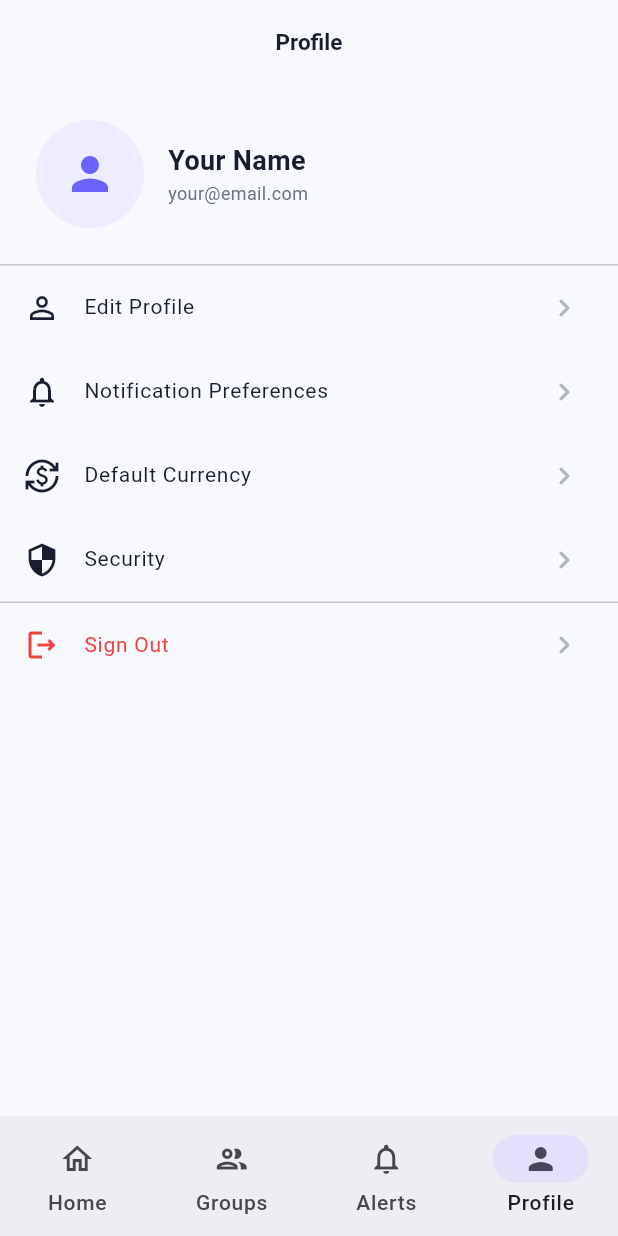
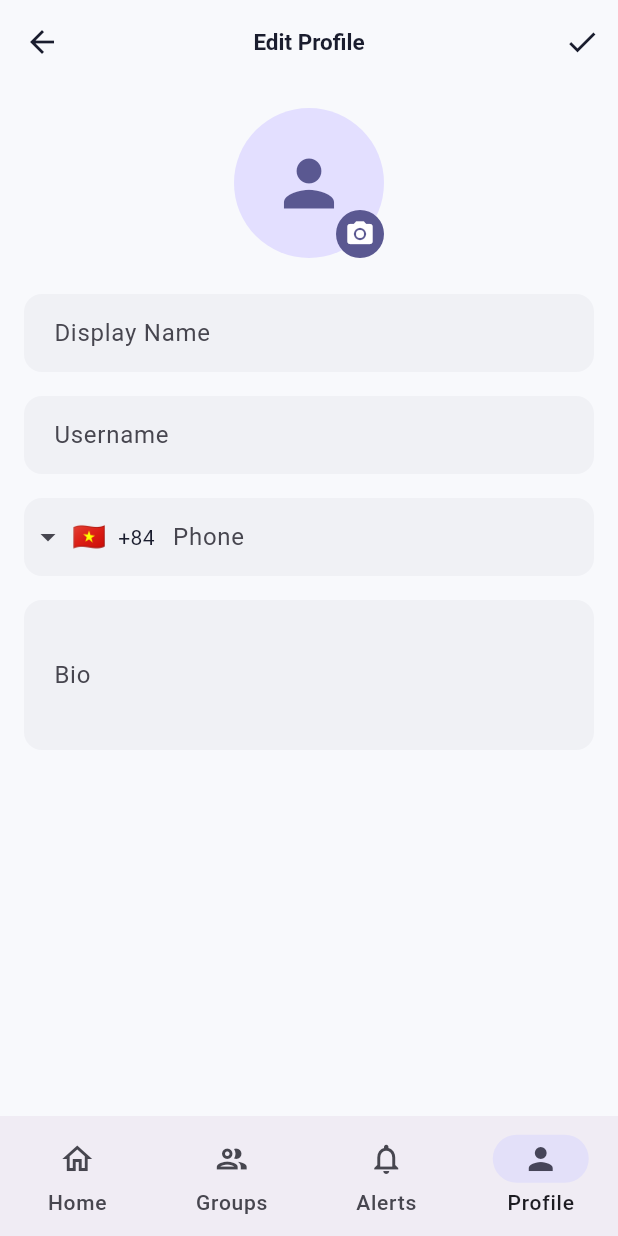
Before and after one commit to nexora-labs-ai/nexora-mobile, a Flutter app: the ProfilePage screen opened by its route, after a tap on "Edit Profile", on a phone screen of 412 x 824 dp. Run offline on Flutter 3.47's test engine with Material 3 defaults, Android fonts, the phone set to English and light mode, and no system bars; drawn by our look-alikes of intl_phone_field; our stand-ins replace dartz, decimal, dio, equatable, firebase_core, firebase_messaging and 15 more; missing offline and left inert: dio_cache_interceptor, dio_cache_interceptor_hive_store; accounts and stored records are empty.

Commit message:
feat: user profile, username

```diff
--- a/lib/app/app.dart
+++ b/lib/app/app.dart
@@ -17,8 +17,9 @@ class NexoraApp extends StatelessWidget {
     return ScreenUtilInit(
       designSize: const Size(390, 844), // iPhone 14 baseline
       minTextAdapt: true,
-      builder: (_, __) => BlocListener<AuthCubit, AuthState>(
-        bloc: sl<AuthCubit>(),
+      builder: (_, __) => BlocProvider<AuthCubit>.value(
+        value: sl<AuthCubit>(),
+        child: BlocListener<AuthCubit, AuthState>(
           listener: (context, state) {
             if (state is AuthAuthenticated) {
               sl<SocketService>().connect();
@@ -35,6 +36,7 @@ class NexoraApp extends StatelessWidget {
             routerConfig: AppRouter.router,
           ),
         ),
+      ),
     );
   }
 }
--- a/lib/app/router/app_router.dart
+++ b/lib/app/router/app_router.dart
@@ -25,6 +25,7 @@ import '../../features/itinerary/presentation/pages/itinerary_detail_page.dart';
 import '../../features/itinerary/presentation/pages/itinerary_page.dart';
 import '../../features/notifications/presentation/pages/notifications_page.dart';
 import '../../features/profile/presentation/pages/profile_page.dart';
+import '../../features/profile/presentation/pages/edit_profile_page.dart';
 import '../../features/settlements/presentation/screens/settlements_screen.dart';
 import '../../shared/widgets/splash_screen.dart';
 import 'route_names.dart';
@@ -177,6 +178,12 @@ abstract final class AppRouter {
           GoRoute(
             path: RouteNames.profile,
             builder: (_, __) => const ProfilePage(),
+            routes: [
+              GoRoute(
+                path: 'edit',
+                builder: (_, __) => const EditProfilePage(),
+              ),
+            ],
           ),
         ],
       ),
--- a/lib/features/auth/data/mappers/auth_mapper.dart
+++ b/lib/features/auth/data/mappers/auth_mapper.dart
@@ -25,6 +25,8 @@ abstract final class AuthMapper {
       status: _mapStatus(model.status),
       avatarUrl: model.avatarUrl,
       phoneNumber: model.phoneNumber,
+      username: model.username,
+      bio: model.bio,
     );
   }
 
--- a/lib/features/auth/data/models/user_model.dart
+++ b/lib/features/auth/data/models/user_model.dart
@@ -12,9 +12,11 @@ class UserModel {
     required this.email,
     required this.role,
     required this.status,
+    this.username,
     this.displayName,
     this.avatarUrl,
     this.phoneNumber,
+    this.bio,
   });
 
   factory UserModel.fromJson(Map<String, dynamic> json) {
@@ -24,6 +26,7 @@ class UserModel {
       json['displayName'] = profile['displayName'];
       json['avatarUrl'] = profile['avatarUrl'];
       json['phoneNumber'] = profile['phone'];
+      json['bio'] = profile['bio'];
     }
     return _$UserModelFromJson(json);
   }
@@ -32,9 +35,11 @@ class UserModel {
   final String email;
   final String role;
   final String status;
+  final String? username;
   final String? displayName;
   final String? avatarUrl;
   final String? phoneNumber;
+  final String? bio;
 
   Map<String, dynamic> toJson() => _$UserModelToJson(this);
 }
--- a/lib/features/auth/domain/entities/user_entity.dart
+++ b/lib/features/auth/domain/entities/user_entity.dart
@@ -10,8 +10,10 @@ class UserEntity extends Equatable {
     required this.displayName,
     required this.systemRole,
     required this.status,
+    this.username,
     this.avatarUrl,
     this.phoneNumber,
+    this.bio,
   });
 
   final String id;
@@ -19,15 +21,17 @@ class UserEntity extends Equatable {
   final String displayName;
   final UserSystemRole systemRole;
   final UserStatus status;
+  final String? username;
   final String? avatarUrl;
   final String? phoneNumber;
+  final String? bio;
 
   bool get isAdmin => systemRole == UserSystemRole.admin;
   bool get isActive => status == UserStatus.active;
 
   @override
   List<Object?> get props =>
-      [id, email, displayName, systemRole, status, avatarUrl, phoneNumber];
+      [id, email, displayName, systemRole, status, username, avatarUrl, phoneNumber, bio];
 }
 
 enum UserSystemRole { user, admin }
--- a/lib/features/groups/presentation/pages/invite_member_page.dart
+++ b/lib/features/groups/presentation/pages/invite_member_page.dart
@@ -79,11 +79,17 @@ class _InviteMemberPageState extends State<InviteMemberPage> {
                     ),
                     const SizedBox(height: 24),
                     AppTextField(
-                      label: 'Email Address',
+                      label: 'Email or Username',
                       controller: _emailController,
-                      hint: 'user@example.com',
+                      hint: 'user@example.com or username',
                       keyboardType: TextInputType.emailAddress,
-                      validator: FormValidators.email,
+                      validator: (val) {
+                        if (val == null || val.isEmpty) return 'Cannot be empty';
+                        if (!val.contains('@') && !RegExp(r'^[a-z0-9_]+$').hasMatch(val)) {
+                          return 'Invalid email or username format';
+                        }
+                        return null;
+                      },
                     ),
                     const SizedBox(height: 32),
                     AppButton(
--- /dev/null
+++ b/lib/features/profile/domain/usecases/update_profile_usecase.dart
@@ -0,0 +1,48 @@
+import 'package:dartz/dartz.dart';
+import 'package:equatable/equatable.dart';
+import 'package:injectable/injectable.dart';
+import '../../../../core/base/base_usecase.dart';
+import '../../../../core/errors/failure.dart';
+import '../../../auth/domain/entities/user_entity.dart';
+import '../repositories/profile_repository.dart';
+
+@lazySingleton
+class UpdateProfileUseCase implements UseCase<UserEntity, UpdateProfileParams> {
+  UpdateProfileUseCase(this._repository);
+
+  final ProfileRepository _repository;
+
+  @override
+  Future<Either<Failure, UserEntity>> call(UpdateProfileParams params) {
+    return _repository.updateProfile(params.toMap());
+  }
+}
+
+class UpdateProfileParams extends Equatable {
+  const UpdateProfileParams({
+    this.displayName,
+    this.username,
+    this.bio,
+    this.phone,
+    this.avatarUrl,
+  });
+
+  final String? displayName;
+  final String? username;
+  final String? bio;
+  final String? phone;
+  final String? avatarUrl;
+
+  Map<String, dynamic> toMap() {
+    final map = <String, dynamic>{};
+    if (displayName != null) map['displayName'] = displayName;
+    if (username != null) map['username'] = username;
+    if (bio != null) map['bio'] = bio;
+    if (phone != null) map['phone'] = phone;
+    if (avatarUrl != null) map['avatarUrl'] = avatarUrl;
+    return map;
+  }
+
+  @override
+  List<Object?> get props => [displayName, username, bio, phone, avatarUrl];
+}
--- /dev/null
+++ b/lib/features/profile/domain/usecases/upload_avatar_usecase.dart
@@ -0,0 +1,20 @@
+import 'dart:io';
+import 'package:dartz/dartz.dart';
+import 'package:injectable/injectable.dart';
+
+import '../../../../core/base/base_usecase.dart';
+import '../../../../core/errors/failure.dart';
+import '../../../auth/domain/entities/user_entity.dart';
+import '../repositories/profile_repository.dart';
+
+@lazySingleton
+class UploadAvatarUseCase implements UseCase<UserEntity, File> {
+  UploadAvatarUseCase(this._repository);
+
+  final ProfileRepository _repository;
+
+  @override
+  Future<Either<Failure, UserEntity>> call(File params) async {
+    return _repository.uploadAvatar(params);
+  }
+}
--- /dev/null
+++ b/lib/features/profile/presentation/cubit/profile_cubit.dart
@@ -0,0 +1,70 @@
+import 'package:injectable/injectable.dart';
+import 'dart:io';
+import '../../../../core/base/base_cubit.dart';
+import '../../../auth/presentation/cubit/auth_cubit.dart';
+import '../../domain/usecases/update_profile_usecase.dart';
+import '../../domain/usecases/upload_avatar_usecase.dart';
+import 'profile_state.dart';
+
+@injectable
+class ProfileCubit extends BaseCubit<ProfileState> {
+  ProfileCubit(
+    this._updateProfileUseCase,
+    this._uploadAvatarUseCase,
+    this._authCubit,
+  ) : super(const ProfileInitial());
+
+  final UpdateProfileUseCase _updateProfileUseCase;
+  final UploadAvatarUseCase _uploadAvatarUseCase;
+  final AuthCubit _authCubit;
+
+  Future<void> updateProfile({
+    String? displayName,
+    String? username,
+    String? bio,
+    String? phone,
+    String? avatarUrl,
+  }) async {
+    safeEmit(const ProfileLoading());
+
+    final params = UpdateProfileParams(
+      displayName: displayName,
+      username: username,
+      bio: bio,
+      phone: phone,
+      avatarUrl: avatarUrl,
+    );
+
+    final result = await _updateProfileUseCase(params);
+
+    result.fold(
+      (failure) {
+        logFailure(failure);
+        safeEmit(ProfileFailure(failure.message));
+      },
+      (user) {
+        // Update the global auth state so everywhere gets the new user info immediately
+        _authCubit.updateUserProfile(user);
+        safeEmit(const ProfileSuccess('Profile updated successfully'));
+      },
+    );
+  }
+
+  Future<void> uploadAvatar(File file) async {
+    safeEmit(const ProfileLoading());
+
+    final result = await _uploadAvatarUseCase(file);
+
+    result.fold(
+      (failure) {
+        logFailure(failure);
+        safeEmit(ProfileFailure(failure.message));
+      },
+      (user) {
+        // Update the global auth state
+        _authCubit.updateUserProfile(user);
+        safeEmit(const ProfileSuccess('Avatar uploaded successfully'));
+      },
+    );
+  }
+}
--- /dev/null
+++ b/lib/features/profile/presentation/cubit/profile_state.dart
@@ -0,0 +1,32 @@
+import 'package:equatable/equatable.dart';
+
+sealed class ProfileState extends Equatable {
+  const ProfileState();
+
+  @override
+  List<Object?> get props => [];
+}
+
+class ProfileInitial extends ProfileState {
+  const ProfileInitial();
+}
+
+class ProfileLoading extends ProfileState {
+  const ProfileLoading();
+}
+
+class ProfileSuccess extends ProfileState {
+  const ProfileSuccess(this.message);
+  final String message;
+
+  @override
+  List<Object?> get props => [message];
+}
+
+class ProfileFailure extends ProfileState {
+  const ProfileFailure(this.message);
+  final String message;
+
+  @override
+  List<Object?> get props => [message];
+}
--- /dev/null
+++ b/lib/features/profile/presentation/pages/edit_profile_page.dart
@@ -0,0 +1,178 @@
+import 'dart:io';
+import 'package:flutter/material.dart';
+import 'package:flutter_bloc/flutter_bloc.dart';
+import 'package:go_router/go_router.dart';
+import 'package:image_picker/image_picker.dart';
+import 'package:intl_phone_field/intl_phone_field.dart';
+import '../../../../app/bindings/injection_container.dart';
+import '../../../auth/presentation/cubit/auth_cubit.dart';
+import '../../../auth/presentation/cubit/auth_state.dart';
+import '../cubit/profile_cubit.dart';
+import '../cubit/profile_state.dart';
+
+class EditProfilePage extends StatefulWidget {
+  const EditProfilePage({super.key});
+
+  @override
+  State<EditProfilePage> createState() => _EditProfilePageState();
+}
+
+class _EditProfilePageState extends State<EditProfilePage> {
+  final _formKey = GlobalKey<FormState>();
+  late TextEditingController _displayNameController;
+  late TextEditingController _usernameController;
+  late TextEditingController _phoneController;
+  late TextEditingController _bioController;
+
+  @override
+  void initState() {
+    super.initState();
+    final authState = context.read<AuthCubit>().state;
+    final user = authState is AuthAuthenticated ? authState.user : null;
+
+    _displayNameController = TextEditingController(text: user?.displayName);
+    _usernameController = TextEditingController(text: user?.username);
+    _phoneController = TextEditingController(text: user?.phoneNumber);
+    _bioController = TextEditingController(text: user?.bio);
+  }
+
+  @override
+  void dispose() {
+    _displayNameController.dispose();
+    _usernameController.dispose();
+    _phoneController.dispose();
+    _bioController.dispose();
+    super.dispose();
+  }
+
+  @override
+  Widget build(BuildContext context) {
+    return BlocProvider(
+      create: (_) => sl<ProfileCubit>(),
+      child: BlocConsumer<ProfileCubit, ProfileState>(
+        listener: (context, state) {
+          if (state is ProfileSuccess) {
+            ScaffoldMessenger.of(context).showSnackBar(SnackBar(content: Text(state.message)));
+            context.pop();
+          } else if (state is ProfileFailure) {
+            ScaffoldMessenger.of(context).showSnackBar(SnackBar(content: Text(state.message)));
+          }
+        },
+        builder: (context, state) {
+          return Scaffold(
+            appBar: AppBar(
+              title: const Text('Edit Profile'),
+              actions: [
+                if (state is ProfileLoading)
+                  const Padding(
+                    padding: EdgeInsets.all(16.0),
+                    child: SizedBox(
+                      width: 20, height: 20,
+                      child: CircularProgressIndicator(strokeWidth: 2),
+                    ),
+                  )
+                else
+                  IconButton(
+                    icon: const Icon(Icons.check),
+                    onPressed: () {
+                      if (_formKey.currentState!.validate()) {
+                        context.read<ProfileCubit>().updateProfile(
+                          displayName: _displayNameController.text,
+                          username: _usernameController.text,
+                          phone: _phoneController.text,
+                          bio: _bioController.text,
+                        );
+                      }
+                    },
+                  )
+              ],
+            ),
+            body: Form(
+              key: _formKey,
+              child: ListView(
+                padding: const EdgeInsets.all(16),
+                children: [
+                  Center(
+                    child: BlocBuilder<AuthCubit, AuthState>(
+                      builder: (context, authState) {
+                        final currentUser = authState is AuthAuthenticated ? authState.user : null;
+                        final avatarUrl = currentUser?.avatarUrl;
+                        return Stack(
+                          children: [
+                            CircleAvatar(
+                              radius: 50,
+                              backgroundColor: Theme.of(context).colorScheme.primaryContainer,
+                              backgroundImage: avatarUrl != null ? NetworkImage(avatarUrl) : null,
+                              child: avatarUrl == null
+                                  ? Icon(Icons.person, size: 50, color: Theme.of(context).colorScheme.primary)
+                                  : null,
+                            ),
+                            Positioned(
+                              bottom: 0,
+                              right: 0,
+                              child: GestureDetector(
+                                onTap: () async {
+                                  final picker = ImagePicker();
+                                  final xFile = await picker.pickImage(source: ImageSource.gallery);
+                                  if (xFile != null && context.mounted) {
+                                    context.read<ProfileCubit>().uploadAvatar(File(xFile.path));
+                                  }
+                                },
+                                child: Container(
+                                  padding: const EdgeInsets.all(6),
+                                  decoration: BoxDecoration(
+                                    color: Theme.of(context).colorScheme.primary,
+                                    shape: BoxShape.circle,
+                                  ),
+                                  child: const Icon(Icons.camera_alt, size: 20, color: Colors.white),
+                                ),
+                              ),
+                            ),
+                          ],
+                        );
+                      },
+                    ),
+                  ),
+                  const SizedBox(height: 24),
+                  TextFormField(
+                    controller: _displayNameController,
+                    decoration: const InputDecoration(labelText: 'Display Name'),
+                    validator: (val) => val == null || val.isEmpty ? 'Cannot be empty' : null,
+                  ),
+                  const SizedBox(height: 16),
+                  TextFormField(
+                    controller: _usernameController,
+                    decoration: const InputDecoration(labelText: 'Username'),
+                    validator: (val) {
+                      if (val == null || val.isEmpty) return 'Cannot be empty';
+                      if (!RegExp(r'^[a-z0-9_]+$').hasMatch(val)) {
+                        return 'Only lowercase letters, numbers, and _ are allowed';
+                      }
+                      return null;
+                    },
+                  ),
+                  const SizedBox(height: 16),
+                  IntlPhoneField(
+                    initialCountryCode: 'VN',
+                    initialValue: _phoneController.text,
+                    disableLengthCheck: true,
+                    decoration: const InputDecoration(labelText: 'Phone'),
+                    onChanged: (phone) {
+                      _phoneController.text = phone.completeNumber;
+                    },
+                  ),
+                  const SizedBox(height: 16),
+                  TextFormField(
+                    controller: _bioController,
+                    decoration: const InputDecoration(labelText: 'Bio'),
+                    maxLines: 3,
+                  ),
+                ],
+              ),
+            ),
+          );
+        },
+      ),
+    );
+  }
+}
--- a/lib/features/profile/presentation/pages/profile_page.dart
+++ b/lib/features/profile/presentation/pages/profile_page.dart
@@ -1,30 +1,48 @@
+import 'dart:io';
 import 'package:flutter/material.dart';
 import 'package:flutter_bloc/flutter_bloc.dart';
 import 'package:go_router/go_router.dart';
+import 'package:flutter/services.dart';
+import 'package:image_picker/image_picker.dart';
 
 import '../../../../../app/bindings/injection_container.dart';
 import '../../../../../app/router/route_names.dart';
 import '../../../../../core/theme/app_colors.dart';
 import '../../../../../core/theme/app_text_styles.dart';
 import '../../../auth/presentation/cubit/auth_cubit.dart';
+import '../../../auth/presentation/cubit/auth_state.dart';
+import '../cubit/profile_cubit.dart';
+import '../cubit/profile_state.dart';
 
 class ProfilePage extends StatelessWidget {
   const ProfilePage({super.key});
 
   @override
   Widget build(BuildContext context) {
-    return BlocProvider.value(
-      value: sl<AuthCubit>(),
+    return BlocProvider(
+      create: (_) => sl<ProfileCubit>(),
+      child: BlocListener<ProfileCubit, ProfileState>(
+        listener: (context, state) {
+          if (state is ProfileFailure) {
+            ScaffoldMessenger.of(context).showSnackBar(SnackBar(content: Text(state.message)));
+          } else if (state is ProfileSuccess) {
+            ScaffoldMessenger.of(context).showSnackBar(SnackBar(content: Text(state.message)));
+          }
+        },
         child: Scaffold(
           appBar: AppBar(title: const Text('Profile')),
           body: ListView(
             children: [
               const _ProfileHeader(),
               const Divider(height: 1),
-            _SettingsTile(
+              Builder(
+                builder: (context) => _SettingsTile(
                   icon: Icons.person_outline,
                   label: 'Edit Profile',
-              onTap: () {},
+                  onTap: () {
+                    context.push('/profile/edit');
+                  },
+                ),
               ),
               _SettingsTile(
                 icon: Icons.notifications_outlined,
@@ -53,19 +71,18 @@ class ProfilePage extends StatelessWidget {
             ],
           ),
         ),
+      ),
     );
   }
 
   void _showLogoutDialog(BuildContext context) {
     showDialog(
       context: context,
-      builder: (dialogContext) => AlertDialog(
+      builder: (_) => AlertDialog(
         title: const Text('Sign Out'),
         content: const Text('Are you sure you want to sign out?'),
         actions: [
-          TextButton(
-              onPressed: () => Navigator.pop(dialogContext),
-              child: const Text('Cancel')),
+          TextButton(onPressed: () => Navigator.pop(context), child: const Text('Cancel')),
           FilledButton(
             style: FilledButton.styleFrom(backgroundColor: AppColors.error),
             onPressed: () async {
@@ -87,35 +104,90 @@ class _ProfileHeader extends StatelessWidget {
 
   @override
   Widget build(BuildContext context) {
-    return const Padding(
-      padding: EdgeInsets.all(24),
+    return BlocBuilder<AuthCubit, AuthState>(
+      builder: (context, state) {
+        if (state is AuthAuthenticated) {
+          final user = state.user;
+          final avatarUrl = user.avatarUrl;
+          final displayName = user.displayName;
+          final username = user.username;
+          final email = user.email;
+
+          return Padding(
+            padding: const EdgeInsets.all(24),
             child: Row(
+              children: [
+                Stack(
                   children: [
                     CircleAvatar(
                       radius: 36,
                       backgroundColor: AppColors.primaryLight,
-            child: Icon(Icons.person, size: 36, color: AppColors.primary),
+                      backgroundImage: avatarUrl != null ? NetworkImage(avatarUrl) : null,
+                      child: avatarUrl == null
+                          ? const Icon(Icons.person, size: 36, color: AppColors.primary)
+                          : null,
                     ),
-          SizedBox(width: 16),
-          Column(
+                    Positioned(
+                      bottom: 0,
+                      right: 0,
+                      child: GestureDetector(
+                        onTap: () async {
+                          final picker = ImagePicker();
+                          final xFile = await picker.pickImage(source: ImageSource.gallery);
+                          if (xFile != null && context.mounted) {
+                            context.read<ProfileCubit>().uploadAvatar(File(xFile.path));
+                          }
+                        },
+                        child: Container(
+                          padding: const EdgeInsets.all(4),
+                          decoration: const BoxDecoration(
+                            color: AppColors.primary,
+                            shape: BoxShape.circle,
+                          ),
+                          child: const Icon(Icons.camera_alt, size: 16, color: Colors.white),
+                        ),
+                      ),
+                    ),
+                  ],
+                ),
+                const SizedBox(width: 16),
+                Expanded(
+                  child: Column(
                     crossAxisAlignment: CrossAxisAlignment.start,
                     children: [
-              Text('Your Name', style: AppTextStyles.headlineSmall),
-              Text('your@email.com', style: AppTextStyles.bodySmall),
+                      Text(displayName, style: AppTextStyles.headlineSmall),
+                      if (username != null && username.isNotEmpty)
+                        GestureDetector(
+                          onTap: () {
+                            Clipboard.setData(ClipboardData(text: username));
+                            ScaffoldMessenger.of(context).showSnackBar(
+                              const SnackBar(content: Text('Username copied')),
+                            );
+                          },
+                          child: Padding(
+                            padding: const EdgeInsets.symmetric(vertical: 4),
+                            child: Text('@$username', style: AppTextStyles.bodyMedium.copyWith(color: AppColors.primary)),
+                          ),
+                        ),
+                      Text(email, style: AppTextStyles.bodySmall),
                     ],
+                  ),
                 ),
               ],
             ),
           );
         }
+        return const Padding(
+          padding: EdgeInsets.all(24.0),
+          child: Center(child: CircularProgressIndicator()),
+        );
+      },
+    );
+  }
 }
 
 class _SettingsTile extends StatelessWidget {
-  const _SettingsTile(
-      {required this.icon,
-      required this.label,
-      required this.onTap,
-      this.color});
+  const _SettingsTile({required this.icon, required this.label, required this.onTap, this.color});
 
   final IconData icon;
   final String label;
@@ -127,10 +199,8 @@ class _SettingsTile extends StatelessWidget {
     final effectiveColor = color ?? AppColors.textPrimary;
     return ListTile(
       leading: Icon(icon, color: effectiveColor),
-      title: Text(label,
-          style: AppTextStyles.bodyMedium.copyWith(color: effectiveColor)),
-      trailing: const Icon(Icons.chevron_right_rounded,
-          color: AppColors.textDisabled),
+      title: Text(label, style: AppTextStyles.bodyMedium.copyWith(color: effectiveColor)),
+      trailing: const Icon(Icons.chevron_right_rounded, color: AppColors.textDisabled),
       onTap: onTap,
     );
   }
--- a/pubspec.yaml
+++ b/pubspec.yaml
@@ -67,6 +67,7 @@ dependencies:
   dio_cache_interceptor_hive_store: ^4.0.0
   image_picker: ^1.2.2
   image_cropper: ^12.2.1
+  intl_phone_field: ^3.2.0
   http_parser: ^4.1.2
   decimal: ^3.2.4
 
```
Also changed, not shown: lib/features/auth/presentation/cubit/auth_cubit.dart (+7 -0 lines), lib/features/profile/data/datasources/profile_remote_datasource.dart (added, +41 -0 lines), lib/features/profile/data/repositories/profile_repository_impl.dart (added, +44 -0 lines), lib/features/profile/domain/repositories/profile_repository.dart (added, +9 -0 lines), lib/app/bindings/injection_container.config.dart, lib/features/auth/data/models/user_model.g.dart, pubspec.lock, 1 other file. Lines whose indentation alone changed are shown as unchanged.
